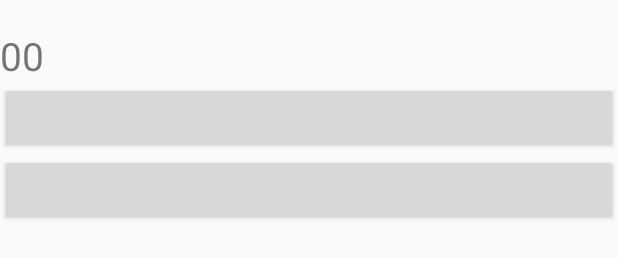
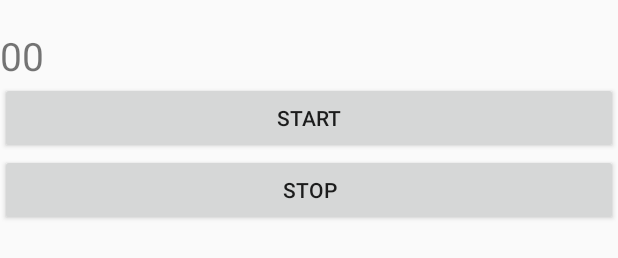
Before and after one commit to SkyFire123/VP-Fragment, an Android app: the layout second_fragment.xml on its own in the app's theme, with its tools: preview values and no code run, on a phone screen of 412 x 824 dp. Shown: the part 121-379 px from the top of the screen. Run offline under Robolectric (Android 15) with nearby library versions, the phone set to English and light mode, and no system bars.

```diff
--- a/app/src/main/res/layout/second_layout.xml
+++ b/app/src/main/res/layout/second_fragment.xml
@@ -17,12 +17,14 @@
         android:layout_width="match_parent"
         android:layout_height="wrap_content"
         android:id="@+id/start"
+        android:text="start"
         />
 
     <Button
         android:layout_width="match_parent"
         android:layout_height="wrap_content"
         android:id="@+id/stop"
+        android:text="stop"
         />
 
 
--- /dev/null
+++ b/app/src/main/res/layout/third_fragment.xml
@@ -0,0 +1,6 @@
+<?xml version="1.0" encoding="utf-8"?>
+<LinearLayout xmlns:android="http://schemas.android.com/apk/res/android"
+    android:layout_width="match_parent"
+    android:layout_height="match_parent">
+
+</LinearLayout>
```
Also changed, not shown: app/src/main/java/com/example/warmachine/testapplication/fragment/MyThirdFragment.java (added, +7 -0 lines).
